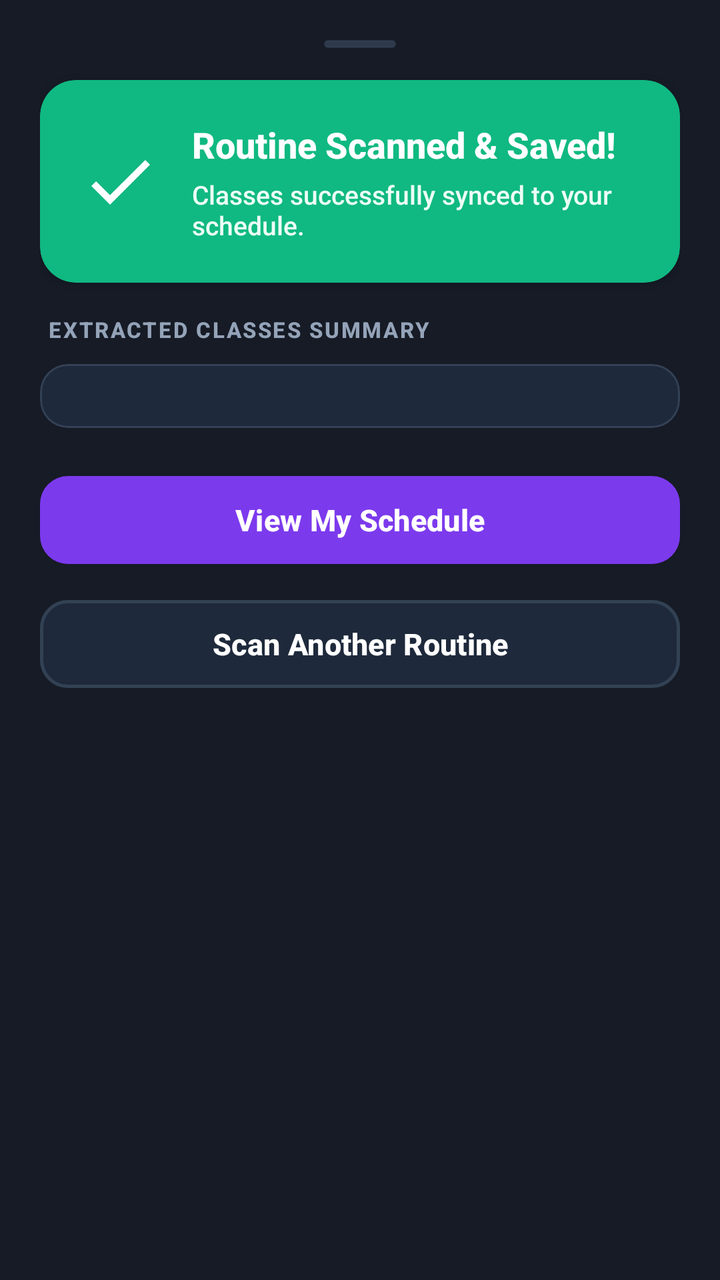
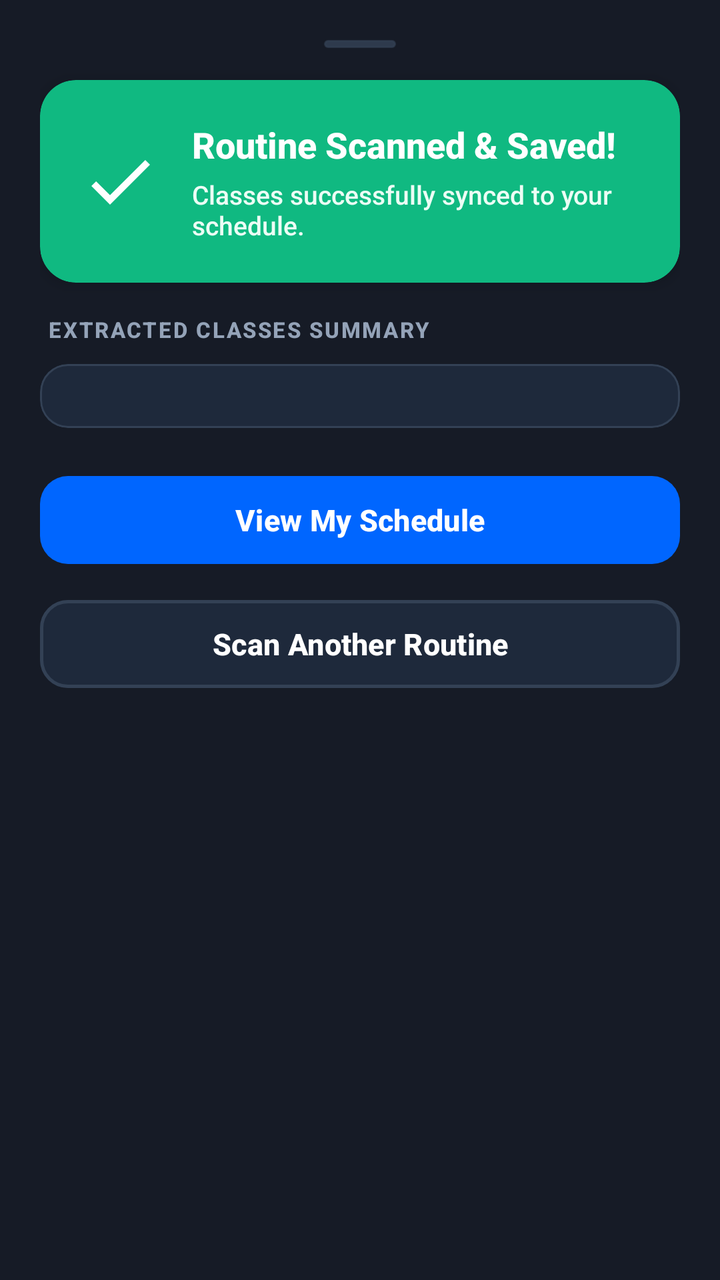

Screens rendered from an Android XML layout before and after an edit, with the pre-edit source and the edit as a unified diff.
<!-- AndroidManifest.xml: application theme Theme.CRConnect -->
<!-- res/layout/dialog_scan_success.xml -->
<?xml version="1.0" encoding="utf-8"?>
<LinearLayout
    xmlns:android="http://schemas.android.com/apk/res/android"
    xmlns:app="http://schemas.android.com/apk/res-auto"
    xmlns:tools="http://schemas.android.com/tools"
    android:layout_width="match_parent"
    android:layout_height="wrap_content"
    android:orientation="vertical"
    android:background="@color/surface"
    android:padding="20dp">

    
    <View
        android:layout_width="36dp"
        android:layout_height="4dp"
        android:layout_gravity="center_horizontal"
        android:layout_marginBottom="16dp"
        android:background="@drawable/glass_badge_bg"
        android:backgroundTint="#334155" />

    
    <com.google.android.material.card.MaterialCardView
        android:layout_width="match_parent"
        android:layout_height="wrap_content"
        android:layout_marginBottom="16dp"
        app:cardBackgroundColor="#10B981"
        app:cardCornerRadius="18dp"
        app:cardElevation="4dp"
        app:strokeWidth="0dp">

        <LinearLayout
            android:layout_width="match_parent"
            android:layout_height="wrap_content"
            android:orientation="horizontal"
            android:gravity="center_vertical"
            android:padding="20dp">

            <ImageView
                android:layout_width="40dp"
                android:layout_height="40dp"
                android:src="@drawable/ic_check"
                android:layout_marginEnd="16dp"
                app:tint="#FFFFFF"
                tools:ignore="ContentDescription"/>

            <LinearLayout
                android:layout_width="0dp"
                android:layout_height="wrap_content"
                android:layout_weight="1"
                android:orientation="vertical">

                <TextView
                    android:id="@+id/tvSuccessTitle"
                    android:layout_width="match_parent"
                    android:layout_height="wrap_content"
                    android:text="Routine Scanned &amp; Saved!"
                    android:textColor="#FFFFFF"
                    android:textSize="18sp"
                    android:textStyle="bold"
                    android:layout_marginBottom="4dp"/>

                <TextView
                    android:id="@+id/tvSuccessSubtitle"
                    android:layout_width="match_parent"
                    android:layout_height="wrap_content"
                    android:text="Classes successfully synced to your schedule."
                    android:textColor="#ECFDF5"
                    android:textSize="13sp"/>
            </LinearLayout>
        </LinearLayout>
    </com.google.android.material.card.MaterialCardView>

    
    <TextView
        android:layout_width="wrap_content"
        android:layout_height="wrap_content"
        android:text="EXTRACTED CLASSES SUMMARY"
        android:textColor="#94A3B8"
        android:textSize="11sp"
        android:textStyle="bold"
        android:letterSpacing="0.08"
        android:layout_marginBottom="10dp"
        android:layout_marginStart="4dp"/>

    
    <com.google.android.material.card.MaterialCardView
        android:layout_width="match_parent"
        android:layout_height="wrap_content"
        android:layout_marginBottom="20dp"
        app:cardBackgroundColor="#1E293B"
        app:cardCornerRadius="14dp"
        app:strokeColor="#334155"
        app:strokeWidth="1dp">

        <ScrollView
            android:layout_width="match_parent"
            android:layout_height="wrap_content"
            android:maxHeight="180dp">

            <LinearLayout
                android:id="@+id/containerSuccessClasses"
                android:layout_width="match_parent"
                android:layout_height="wrap_content"
                android:orientation="vertical"
                android:padding="16dp"/>
        </ScrollView>
    </com.google.android.material.card.MaterialCardView>

    
    <com.google.android.material.button.MaterialButton
        android:id="@+id/btnViewSchedule"
        android:layout_width="match_parent"
        android:layout_height="52dp"
        android:layout_marginBottom="10dp"
        android:text="View My Schedule"
        android:textColor="#FFFFFF"
        android:textSize="15sp"
        android:textStyle="bold"
        app:backgroundTint="#7C3AED"
        app:cornerRadius="14dp"/>

    
    <com.google.android.material.button.MaterialButton
        android:id="@+id/btnScanAnother"
        android:layout_width="match_parent"
        android:layout_height="52dp"
        android:text="Scan Another Routine"
        android:textColor="#FFFFFF"
        android:textSize="15sp"
        android:textStyle="bold"
        app:backgroundTint="#1E293B"
        app:strokeColor="#334155"
        app:strokeWidth="1.5dp"
        app:cornerRadius="14dp"/>

</LinearLayout>
<!-- resources referenced by this layout -->
<resources>
  <color name="surface">#161B26</color>
  <!-- drawable glass_badge_bg (drawable) -->
  <?xml version="1.0" encoding="utf-8"?>
  <shape xmlns:android="http://schemas.android.com/apk/res/android"
      android:shape="rectangle">
      <solid android:color="#CCFFFFFF" />
      <corners android:radius="999dp" />
      <stroke android:width="1dp" android:color="#99FFFFFF" />
  </shape>
  <!-- drawable ic_check (drawable) -->
  <vector xmlns:android="http://schemas.android.com/apk/res/android"
      android:width="24dp"
      android:height="24dp"
      android:viewportWidth="24"
      android:viewportHeight="24">
    <path
        android:fillColor="#FF000000"
        android:pathData="M9,16.17L4.83,12l-1.42,1.41L9,19 21,7l-1.41-1.41z"/>
  </vector>
  <style name="Theme.CRConnect" parent="Base.Theme.CRConnect" />
  <style name="Base.Theme.CRConnect" parent="Theme.Material3.DayNight.NoActionBar">
          <item name="colorPrimary">@color/primary</item>
          <item name="colorSecondary">@color/primary_pressed</item>
          <item name="android:windowBackground">@drawable/bg_gradient</item>
          <item name="colorSurface">@color/card_bg</item>
          <item name="elevationOverlayEnabled">false</item>
          <item name="colorOnSurface">@color/title_text</item>
          <item name="colorOnSurfaceVariant">@color/muted_text</item>
          <item name="colorError">@color/error_red</item>
          <item name="android:fontFamily">sans-serif-medium</item>
          <item name="fontFamily">sans-serif-medium</item>
          <item name="android:windowActivityTransitions">true</item>
          <item name="android:navigationBarColor">@android:color/transparent</item>
          <item name="android:statusBarColor">@android:color/transparent</item>
          <item name="android:windowLightStatusBar" tools:targetApi="m">true</item>
          <item name="android:windowLightNavigationBar" tools:targetApi="o_mr1">true</item>
      </style>
  <color name="primary">#7C3AED</color>
  <color name="primary_pressed">#0052CC</color>
  <!-- drawable bg_gradient (drawable) -->
  <?xml version="1.0" encoding="utf-8"?>
  <shape xmlns:android="http://schemas.android.com/apk/res/android"
      android:shape="rectangle">
      <gradient
          android:angle="270"
          android:startColor="#7BD7FF"
          android:centerColor="#D1F2FF"
          android:endColor="#FFFFFF"
          android:type="linear" />
  </shape>
  <color name="card_bg">#FFFFFF</color>
  <color name="title_text">#0F172A</color>
  <color name="muted_text">#64748B</color>
  <color name="error_red">#DC2626</color>
</resources>

<!-- the commit's change to res/layout/dialog_scan_success.xml (unified diff, before → after) -->
@@ -116,7 +116,7 @@
         android:textColor="#FFFFFF"
         android:textSize="15sp"
         android:textStyle="bold"
-        app:backgroundTint="#7C3AED"
+        app:backgroundTint="#0066FF"
         app:cornerRadius="14dp"/>
 
     
<!-- resource entries referenced after the edit -->
@@ -37,7 +37,7 @@
           <item name="android:windowLightStatusBar" tools:targetApi="m">true</item>
           <item name="android:windowLightNavigationBar" tools:targetApi="o_mr1">true</item>
       </style>
-  <color name="primary">#7C3AED</color>
+  <color name="primary">#0066FF</color>
   <color name="primary_pressed">#0052CC</color>
   <!-- drawable bg_gradient (drawable) -->
   <?xml version="1.0" encoding="utf-8"?>
